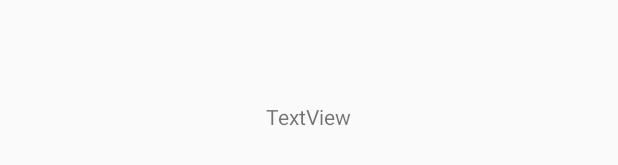
After one commit to aligedizx/android-popular-movies-app, an Android app: the layout activity_movie_detail.xml on its own in the app's theme, with its tools: preview values and no code run, on a phone screen of 412 x 824 dp. The commit adds this screen. Shown: the part 501-666 px from the top of the screen. Run offline under Robolectric (Android 15) with nearby library versions, the phone set to English and light mode, and no system bars.

Commit message:
Set custom onclicklistener for MovieAdapter and Posted movieTitle to new Activity(MovieDetailActivity)

```diff
--- a/app/src/main/AndroidManifest.xml
+++ b/app/src/main/AndroidManifest.xml
@@ -14,6 +14,7 @@
         android:supportsRtl="true"
         android:theme="@style/AppTheme"
         android:usesCleartextTraffic="true">
+        <activity android:name=".MovieDetailActivity"></activity>
         <activity android:name=".MainActivity">
             <intent-filter>
                 <action android:name="android.intent.action.MAIN" />
--- /dev/null
+++ b/app/src/main/res/layout/activity_movie_detail.xml
@@ -0,0 +1,23 @@
+<?xml version="1.0" encoding="utf-8"?>
+<android.support.constraint.ConstraintLayout xmlns:android="http://schemas.android.com/apk/res/android"
+    xmlns:app="http://schemas.android.com/apk/res-auto"
+    xmlns:tools="http://schemas.android.com/tools"
+    android:layout_width="match_parent"
+    android:layout_height="match_parent"
+    tools:context=".MovieDetailActivity">
+
+    <LinearLayout
+        android:layout_width="match_parent"
+        android:layout_height="match_parent"
+        android:gravity="center"
+        android:orientation="vertical">
+
+        <TextView
+            android:id="@+id/movie_title"
+            android:layout_width="wrap_content"
+            android:layout_height="wrap_content"
+            android:gravity="center"
+            android:text="TextView" />
+    </LinearLayout>
+
+</android.support.constraint.ConstraintLayout>
```
Also changed, not shown: app/src/main/java/com/kaput/popularmoviesapp/MainActivity.java (+10 -2 lines), app/src/main/java/com/kaput/popularmoviesapp/MovieAdapter.java (+14 -17 lines), app/src/main/java/com/kaput/popularmoviesapp/MovieDetailActivity.java (added, +21 -0 lines), app/src/main/java/com/kaput/popularmoviesapp/util/OnMovieClickListener.java (added, +9 -0 lines).
